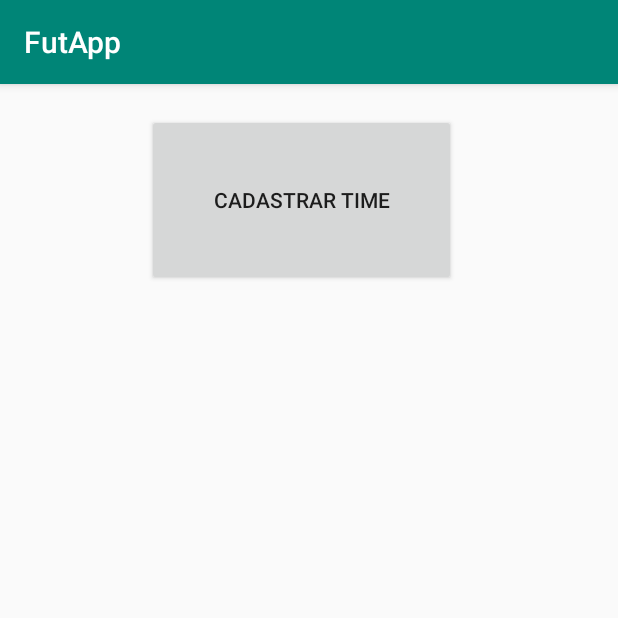
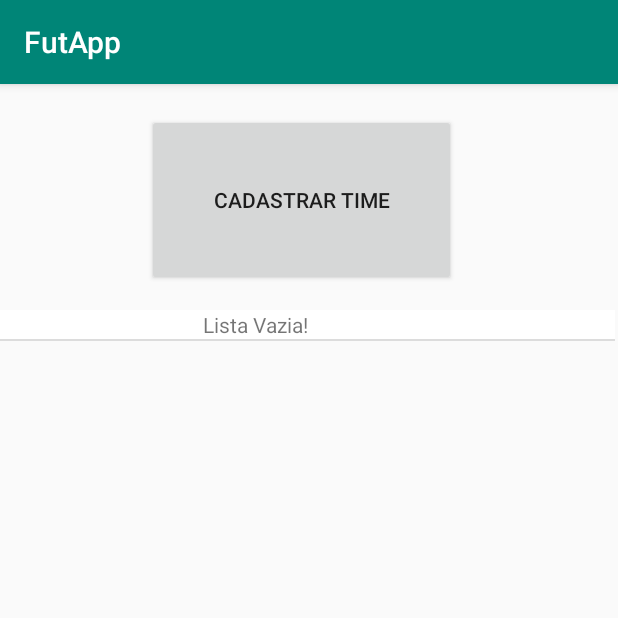
Before and after one commit to markusdaniel87/FutApp, an Android app: the screen it shows after launch (MainActivity), on a phone screen of 412 x 824 dp, the top half of it. Run offline under Robolectric (Android 15) with nearby library versions, the phone set to English and light mode, and no system bars.

Commit message:
Cadastro times

```diff
--- a/app/src/main/AndroidManifest.xml
+++ b/app/src/main/AndroidManifest.xml
@@ -9,7 +9,7 @@
         android:roundIcon="@mipmap/ic_launcher_round"
         android:supportsRtl="true"
         android:theme="@style/AppTheme">
-        <activity android:name=".cadastro"></activity>
+        <activity android:name=".CadastroActivity" />
         <activity android:name=".MainActivity">
             <intent-filter>
                 <action android:name="android.intent.action.MAIN" />
--- /dev/null
+++ b/app/src/main/java/com/fadergs/futapp/AdapterTimes.java
@@ -0,0 +1,81 @@
+package com.fadergs.futapp;
+
+import android.content.Context;
+import android.graphics.Color;
+import android.view.LayoutInflater;
+import android.view.View;
+import android.view.ViewGroup;
+import android.widget.BaseAdapter;
+import android.widget.LinearLayout;
+import android.widget.TextView;
+
+import java.util.List;
+
+public class AdapterTimes extends BaseAdapter {
+
+    private List<Time> listaTimes;
+    private Context context;
+    private LayoutInflater inflater;
+
+    public AdapterTimes(Context context, List<Time> listaTimes){
+        this.context = context;
+        this.listaTimes = listaTimes;
+        this.inflater = LayoutInflater.from( context );
+    }
+
+    @Override
+    public int getCount() {
+        return listaTimes.size();
+    }
+
+    @Override
+    public Object getItem(int i) {
+        return listaTimes.get( i );
+    }
+
+    @Override
+    public long getItemId(int i) {
+        return listaTimes.get( i ).getId();
+    }
+
+    @Override
+    public View getView(int i, View view, ViewGroup viewGroup) {
+
+        ItemSuporte item;
+
+        if ( view == null){
+            view = inflater.inflate(R.layout.layout_lista, null);
+            item = new ItemSuporte();
+            item.tvId = (TextView) view.findViewById(R.id.tvId);
+            item.tvNome = (TextView) view.findViewById(R.id.tvNome);
+            item.layout = (LinearLayout) view.findViewById(R.id.layout);
+            view.setTag( item );
+        }else {
+            item = (ItemSuporte) view.getTag();
+        }
+
+        Time time = listaTimes.get( i );
+        item.tvId.setText( String.valueOf( time.getId() ) );
+        item.tvNome.setText( time.getNome()  );
+
+        if ( time.getNome().equals( "Lista Vazia!" )){
+            item.tvId.setText( " " );
+        }
+
+        if ( i % 2 == 0 ){
+            item.layout.setBackgroundColor(Color.WHITE);
+        }else {
+            item.layout.setBackgroundColor( Color.rgb(230, 230, 230) );
+        }
+
+
+        return view;
+    }
+
+
+    private class ItemSuporte{
+        TextView tvId, tvNome;
+        LinearLayout layout;
+    }
+
+}
--- /dev/null
+++ b/app/src/main/java/com/fadergs/futapp/Banco.java
@@ -0,0 +1,31 @@
+package com.fadergs.futapp;
+
+
+import android.content.Context;
+import android.database.sqlite.SQLiteDatabase;
+import android.database.sqlite.SQLiteOpenHelper;
+
+public class Banco extends SQLiteOpenHelper {
+
+    private static final int VERSAO = 1;
+    private static final String NOME = "FutApp";
+
+    public Banco(Context contexto){
+        super(contexto, NOME, null, VERSAO);
+    }
+
+    @Override
+    public void onCreate(SQLiteDatabase sqLiteDatabase) {
+        sqLiteDatabase.execSQL( "CREATE TABLE IF NOT EXISTS times ( " +
+                " id INTEGER NOT NULL PRIMARY KEY AUTOINCREMENT ," +
+                " nome TEXT );" );
+        sqLiteDatabase.execSQL( "CREATE TABLE IF NOT EXISTS jogadores ( " +
+                " id INTEGER NOT NULL PRIMARY KEY AUTOINCREMENT ," +
+                " nome TEXT, num_caisa INTEGER, id_time INTEGER );" );
+    }
+
+    @Override
+    public void onUpgrade(SQLiteDatabase sqLiteDatabase, int i, int i1) {
+
+    }
+}
--- a/app/src/main/java/com/fadergs/futapp/MainActivity.java
+++ b/app/src/main/java/com/fadergs/futapp/MainActivity.java
@@ -1,19 +1,28 @@
 package com.fadergs.futapp;
 
+import androidx.appcompat.app.AlertDialog;
 import androidx.appcompat.app.AppCompatActivity;
 
+import android.content.DialogInterface;
 import android.content.Intent;
 import android.os.Bundle;
 import android.view.View;
+import android.widget.AdapterView;
 import android.widget.Button;
+import android.widget.ListView;
+
+import java.util.List;
 
 public class MainActivity extends AppCompatActivity {
     private Button button;
+    private ListView lvTimes;
 
     @Override
     protected void onCreate(Bundle savedInstanceState) {
         super.onCreate(savedInstanceState);
         setContentView(R.layout.activity_main);
+
+        lvTimes = findViewById(R.id.lista_times);
 
         button = (Button) findViewById(R.id.button);
         button.setOnClickListener(new View.OnClickListener() {
@@ -22,10 +31,59 @@ public class MainActivity extends AppCompatActivity {
                 openTela();
             }
         });
+
+        lvTimes.setOnItemLongClickListener(new AdapterView.OnItemLongClickListener() {
+            @Override
+            public boolean onItemLongClick(AdapterView<?> adapterView, View view, int i, long l) {
+                excluir( (Time) adapterView.getItemAtPosition(i)  );
+                return true;
+            }
+        });
+    }
+
+    private void excluir(final Time time){
+        AlertDialog.Builder alerta = new AlertDialog.Builder(this);
+        alerta.setTitle("Excluir Produto");
+        alerta.setMessage("Confirma a exclusão do produto "
+                + time.getNome() + "?");
+        alerta.setNeutralButton("Cancelar", null);
+        alerta.setPositiveButton("Sim", new DialogInterface.OnClickListener() {
+            @Override
+            public void onClick(DialogInterface dialogInterface, int i) {
+                TimeDAO.excluir(MainActivity.this, time.getId());
+                carregarLista();
+            }
+        });
+        alerta.show();
+
+    }
+
+    @Override
+    protected void onStart() {
+        super.onStart();
+        carregarLista();
+    }
+
+    private void carregarLista(){
+        List<Time> lista = TimeDAO.getProdutos(this);
+
+        if ( lista.size() == 0 ){
+            lvTimes.setEnabled( false );
+            Time fake = new Time();
+            fake.setNome("Lista Vazia!");
+            lista.add( fake );
+        }else {
+            lvTimes.setEnabled( true );
+        }
+
+        AdapterTimes adapter = new AdapterTimes(this, lista);
+
+        lvTimes.setAdapter( adapter );
+
     }
 
     public void openTela(){
-        Intent intent =  new Intent(this, cadastro.class);
+        Intent intent =  new Intent(this, CadastroActivity.class);
         startActivity(intent);
     }
 }
--- /dev/null
+++ b/app/src/main/java/com/fadergs/futapp/Time.java
@@ -0,0 +1,22 @@
+package com.fadergs.futapp;
+
+public class Time {
+    private int id;
+    private String nome;
+
+    public int getId() {
+        return id;
+    }
+
+    public void setId(int id) {
+        this.id = id;
+    }
+
+    public String getNome() {
+        return nome;
+    }
+
+    public void setNome(String nome) {
+        this.nome = nome;
+    }
+}
--- a/app/src/main/res/layout/activity_cadastro.xml
+++ b/app/src/main/res/layout/activity_cadastro.xml
@@ -4,7 +4,7 @@
     xmlns:tools="http://schemas.android.com/tools"
     android:layout_width="match_parent"
     android:layout_height="match_parent"
-    tools:context=".cadastro">
+    tools:context=".CadastroActivity">
 
     <EditText
         android:id="@+id/nome"
--- /dev/null
+++ b/app/src/main/res/layout/layout_lista.xml
@@ -0,0 +1,27 @@
+<?xml version="1.0" encoding="utf-8"?>
+<LinearLayout xmlns:android="http://schemas.android.com/apk/res/android"
+    android:orientation="vertical"
+    android:layout_width="match_parent"
+    android:id="@+id/layout"
+    android:layout_height="wrap_content">
+
+    <LinearLayout
+        android:layout_width="match_parent"
+        android:layout_height="wrap_content">
+
+        <TextView
+            android:layout_width="0dp"
+            android:layout_height="wrap_content"
+            android:hint="Id: "
+            android:id="@+id/tvId"
+            android:layout_weight="1"/>
+        <TextView
+            android:layout_width="0dp"
+            android:layout_height="wrap_content"
+            android:layout_weight="2"
+            android:id="@+id/tvNome"
+            android:hint="Nome: "/>
+
+    </LinearLayout>
+
+</LinearLayout>
```
Also changed, not shown: app/src/main/java/com/fadergs/futapp/CadastroActivity.java (added, +62 -0 lines), app/src/main/java/com/fadergs/futapp/Jogador.java (added, +45 -0 lines), app/src/main/java/com/fadergs/futapp/JogadorDAO.java (added, +53 -0 lines), app/src/main/java/com/fadergs/futapp/TimeDAO.java (added, +83 -0 lines), app/src/main/java/com/fadergs/futapp/cadastro.java (deleted, +0 -14 lines).
